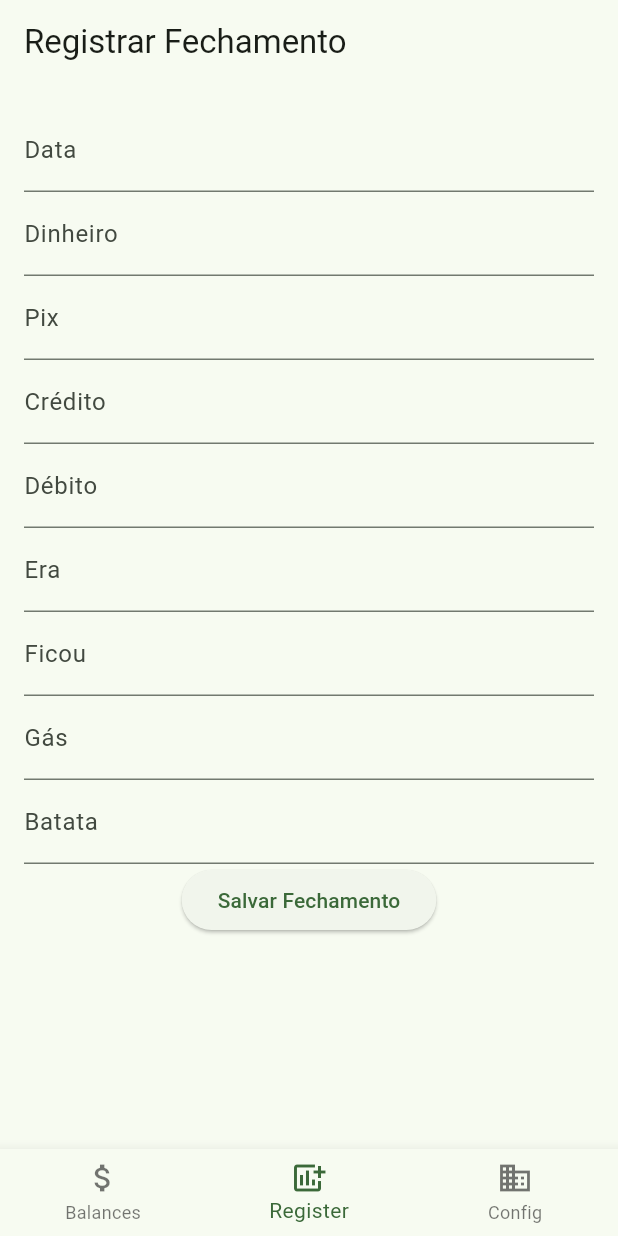
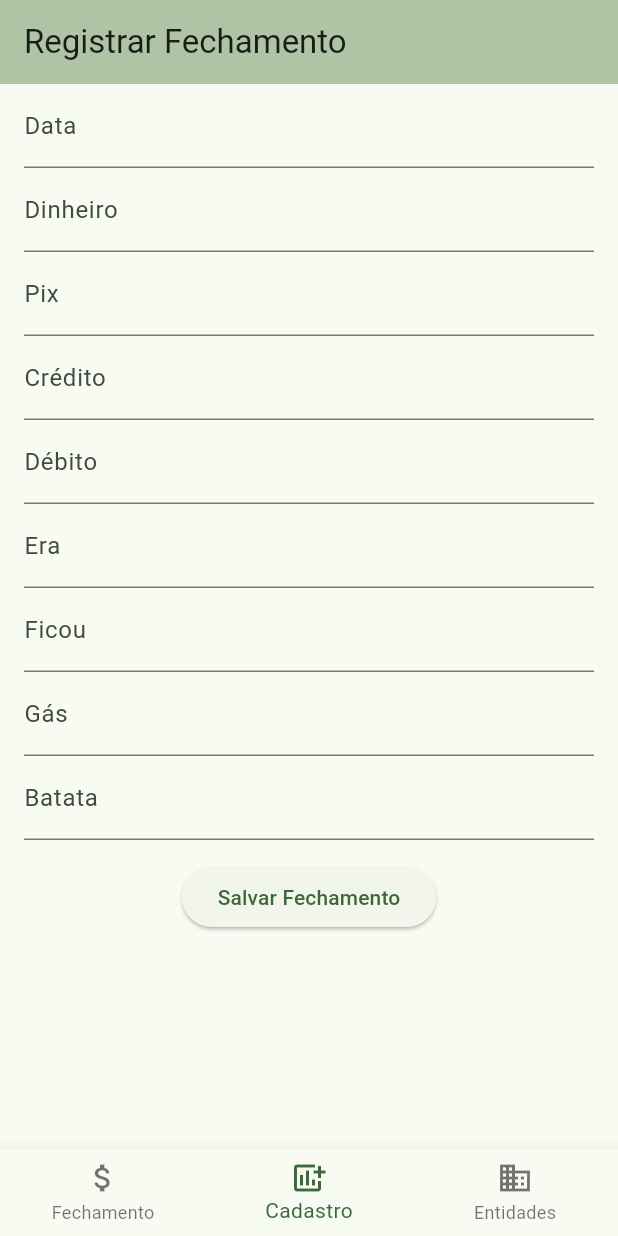
Before and after one commit to rdpnto/app-quiosque, a Flutter app: the screen it shows after launch, item 2 of the bottom bar chosen, on a phone screen of 412 x 824 dp. Run offline on Flutter 3.47's test engine with Material 3 defaults, Android fonts, the phone set to English and light mode, and no system bars; our stand-ins replace sqflite; missing offline and left inert: month_year_picker; accounts and stored records are empty.

Commit message:
translation and theme fixes

```diff
--- a/lib/pages/entrypoint.dart
+++ b/lib/pages/entrypoint.dart
@@ -61,15 +61,15 @@ class _EntrypointState extends State<Entrypoint> {
                 items: [
                   BottomNavigationBarItem(
                     icon: Icon(Icons.attach_money),
-                    label: 'Balances',
+                    label: 'Fechamento',
                   ),
                   BottomNavigationBarItem(
                     icon: Icon(Icons.add_chart),
-                    label: 'Register',
+                    label: 'Cadastro',
                   ),
                   BottomNavigationBarItem(
                     icon: Icon(Icons.domain),
-                    label: 'Config',
+                    label: 'Entidades',
                   ),
                 ],
               ),
--- a/lib/pages/home.dart
+++ b/lib/pages/home.dart
@@ -17,6 +17,7 @@ class HomePage extends StatelessWidget {
     return Scaffold(
       appBar: AppBar(
         title: Text('Fechamento $date', style: style),
+        backgroundColor: Color.fromARGB(255, 174, 196, 164),
         actions: [
           IconButton(
             icon: const Icon(Icons.date_range),
--- a/lib/pages/register.dart
+++ b/lib/pages/register.dart
@@ -97,9 +97,12 @@ class RegisterPageState extends State<RegisterPage> {
       .apply(fontSizeFactor: 0.46);
 
     return Scaffold(
-      appBar: AppBar(title: Text('Registrar Fechamento')),
+      appBar: AppBar(
+        title: Text('Registrar Fechamento'),
+        backgroundColor: Color.fromARGB(255, 174, 196, 164),
+      ),
       body: Padding(
-        padding: const EdgeInsets.all(16),
+        padding: const EdgeInsets.symmetric(horizontal: 16),
         child: SingleChildScrollView(
           child: Column(
             mainAxisAlignment: MainAxisAlignment.center,
@@ -194,6 +197,7 @@ class RegisterPageState extends State<RegisterPage> {
                 inputFormatters: [FilteringTextInputFormatter.allow(RegExp(r'^\d+\.|,?\d{0,2}'))],
                 onChanged: (value) => _potato = double.tryParse(value.replaceFirst(',','.')) ?? 0,
               ),
+              SizedBox(height: 14,),
               Row(
                 crossAxisAlignment: CrossAxisAlignment.center,
                 mainAxisAlignment: MainAxisAlignment.center,
@@ -214,7 +218,8 @@ class RegisterPageState extends State<RegisterPage> {
                     child: Text('Salvar Fechamento')
                   ),
                 ]
-              )
+              ),
+              SizedBox(height: 5),
             ]
           )
         ),
```
Also changed, not shown: lib/pages/domain.dart (+5 -4 lines).
